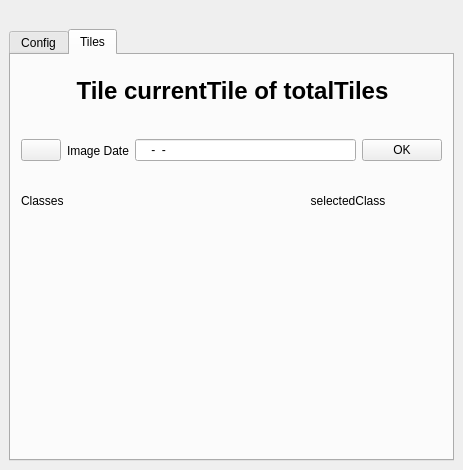
This is global_inspection_dockwidget_base.ui in lapig-ufg/qgis-fgi-plugin as Qt 5 draws it before an edit. The edited form follows.
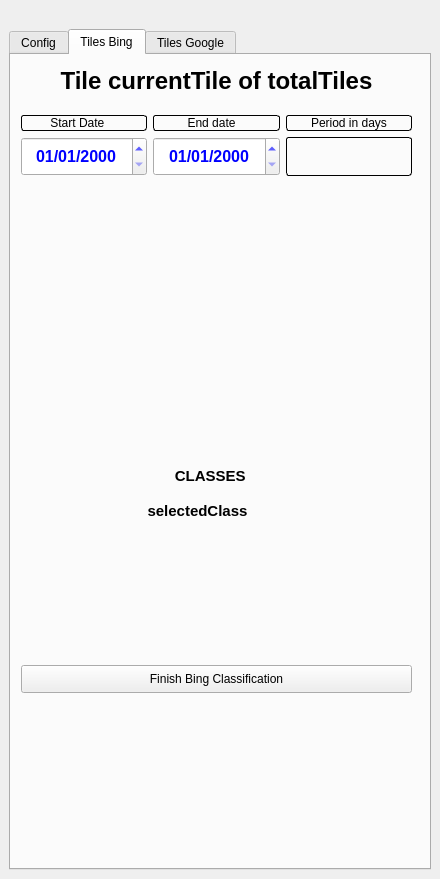
This is the edited form. The open tabs and pages were chosen to show the change.

```diff
--- a/global_inspection_dockwidget_base.ui
+++ b/global_inspection_dockwidget_base.ui
@@ -6,21 +6,15 @@
    <rect>
     <x>0</x>
     <y>0</y>
-    <width>463</width>
-    <height>470</height>
-   </rect>
-  </property>
-  <property name="sizePolicy">
-   <sizepolicy hsizetype="Minimum" vsizetype="Preferred">
-    <horstretch>0</horstretch>
-    <verstretch>0</verstretch>
-   </sizepolicy>
-  </property>
-  <property name="minimumSize">
-   <size>
     <width>440</width>
-    <height>195</height>
-   </size>
+    <height>879</height>
+   </rect>
+  </property>
+  <property name="sizePolicy">
+   <sizepolicy hsizetype="Preferred" vsizetype="Preferred">
+    <horstretch>0</horstretch>
+    <verstretch>0</verstretch>
+   </sizepolicy>
   </property>
   <property name="maximumSize">
    <size>
@@ -35,6 +29,12 @@
    <string>INSPECTION TILES</string>
   </property>
   <widget class="QWidget" name="dockWidgetContents">
+   <property name="minimumSize">
+    <size>
+     <width>400</width>
+     <height>0</height>
+    </size>
+   </property>
    <layout class="QVBoxLayout" name="verticalLayout">
     <item>
      <widget class="QLabel" name="logo">
@@ -53,6 +53,8 @@
      </widget>
     </item>
     <item>
+     <layout class="QGridLayout" name="gridLayout_2">
+      <item row="0" column="0">
      <widget class="QTabWidget" name="tabWidget">
       <property name="sizePolicy">
        <sizepolicy hsizetype="Preferred" vsizetype="Preferred">
@@ -60,12 +62,6 @@
         <verstretch>0</verstretch>
        </sizepolicy>
       </property>
-      <property name="minimumSize">
-       <size>
-        <width>200</width>
-        <height>0</height>
-       </size>
-      </property>
       <property name="maximumSize">
        <size>
         <width>1777220</width>
@@ -264,51 +260,20 @@
       </widget>
       <widget class="QWidget" name="tabTiles">
        <attribute name="title">
-        <string>Tiles</string>
-       </attribute>
-       <widget class="QWidget" name="layoutWidget">
+          <string>Tiles Bing</string>
+         </attribute>
+         <widget class="QWidget" name="layoutWidget_4">
         <property name="geometry">
          <rect>
-          <x>11</x>
+            <x>10</x>
           <y>10</y>
-          <width>421</width>
-          <height>51</height>
+            <width>391</width>
+            <height>31</height>
          </rect>
         </property>
         <layout class="QHBoxLayout" name="layoutTilesControl">
          <item>
-          <widget class="QPushButton" name="btnBack">
-           <property name="sizePolicy">
-            <sizepolicy hsizetype="Fixed" vsizetype="MinimumExpanding">
-             <horstretch>0</horstretch>
-             <verstretch>7</verstretch>
-            </sizepolicy>
-           </property>
-           <property name="minimumSize">
-            <size>
-             <width>0</width>
-             <height>15</height>
-            </size>
-           </property>
-           <property name="cursor">
-            <cursorShape>PointingHandCursor</cursorShape>
-           </property>
-           <property name="styleSheet">
-            <string notr="true">border-radius: 20px</string>
-           </property>
-           <property name="text">
-            <string/>
-           </property>
-           <property name="iconSize">
-            <size>
-             <width>30</width>
-             <height>30</height>
-            </size>
-           </property>
-          </widget>
-         </item>
-         <item>
-          <widget class="QLabel" name="tileInfo">
+            <widget class="QLabel" name="tileInfoBing">
            <property name="font">
             <font>
              <pointsize>18</pointsize>
@@ -325,50 +290,25 @@
            </property>
           </widget>
          </item>
-         <item>
-          <widget class="QPushButton" name="btnNext">
-           <property name="sizePolicy">
-            <sizepolicy hsizetype="Fixed" vsizetype="MinimumExpanding">
-             <horstretch>0</horstretch>
-             <verstretch>0</verstretch>
-            </sizepolicy>
-           </property>
-           <property name="cursor">
-            <cursorShape>PointingHandCursor</cursorShape>
-           </property>
-           <property name="styleSheet">
-            <string notr="true">border-radius: 20px</string>
-           </property>
-           <property name="text">
-            <string/>
-           </property>
-           <property name="iconSize">
-            <size>
-             <width>30</width>
-             <height>30</height>
-            </size>
-           </property>
-          </widget>
-         </item>
         </layout>
        </widget>
        <widget class="QWidget" name="verticalLayoutWidget">
         <property name="geometry">
          <rect>
           <x>10</x>
-          <y>170</y>
-          <width>421</width>
-          <height>170</height>
-         </rect>
-        </property>
-        <layout class="QVBoxLayout" name="layoutClasses"/>
-       </widget>
-       <widget class="QWidget" name="layoutWidget">
+            <y>470</y>
+            <width>391</width>
+            <height>131</height>
+           </rect>
+          </property>
+          <layout class="QVBoxLayout" name="layoutClassesBing"/>
+         </widget>
+         <widget class="QWidget" name="layoutWidget_5">
         <property name="geometry">
          <rect>
           <x>10</x>
-          <y>130</y>
-          <width>421</width>
+            <y>440</y>
+            <width>391</width>
           <height>31</height>
          </rect>
         </property>
@@ -381,37 +321,12 @@
              <verstretch>0</verstretch>
             </sizepolicy>
            </property>
-           <property name="text">
-            <string>Classes</string>
-           </property>
-          </widget>
-         </item>
-         <item>
-          <widget class="QPushButton" name="btnClearSelection">
-           <property name="sizePolicy">
-            <sizepolicy hsizetype="Fixed" vsizetype="Fixed">
-             <horstretch>0</horstretch>
-             <verstretch>0</verstretch>
-            </sizepolicy>
-           </property>
-           <property name="cursor">
-            <cursorShape>PointingHandCursor</cursorShape>
-           </property>
-           <property name="styleSheet">
-            <string notr="true">border-radius: 10px</string>
-           </property>
-           <property name="text">
-            <string/>
-           </property>
-          </widget>
-         </item>
-         <item>
-          <widget class="QLabel" name="selectedClass">
-           <property name="sizePolicy">
-            <sizepolicy hsizetype="Minimum" vsizetype="Minimum">
-             <horstretch>0</horstretch>
-             <verstretch>0</verstretch>
-            </sizepolicy>
+             <property name="font">
+              <font>
+               <pointsize>11</pointsize>
+               <weight>75</weight>
+               <bold>true</bold>
+              </font>
            </property>
            <property name="text">
             <string>selectedClass</string>
@@ -421,50 +336,465 @@
            </property>
           </widget>
          </item>
-        </layout>
-       </widget>
-       <widget class="QWidget" name="layoutWidget">
+           <item>
+            <widget class="QPushButton" name="btnClearSelectionBing">
+             <property name="sizePolicy">
+              <sizepolicy hsizetype="Fixed" vsizetype="Fixed">
+               <horstretch>0</horstretch>
+               <verstretch>0</verstretch>
+              </sizepolicy>
+             </property>
+             <property name="cursor">
+              <cursorShape>PointingHandCursor</cursorShape>
+             </property>
+             <property name="styleSheet">
+              <string notr="true">border-radius: 10px</string>
+             </property>
+             <property name="text">
+              <string/>
+             </property>
+            </widget>
+           </item>
+          </layout>
+         </widget>
+         <widget class="QWidget" name="verticalLayoutWidget_3">
+          <property name="geometry">
+           <rect>
+            <x>10</x>
+            <y>137</y>
+            <width>391</width>
+            <height>258</height>
+           </rect>
+          </property>
+          <layout class="QVBoxLayout" name="verticalLayout_2">
+           <item>
+            <widget class="QLabel" name="thumBing">
+             <property name="minimumSize">
+              <size>
+               <width>256</width>
+               <height>256</height>
+              </size>
+             </property>
+             <property name="maximumSize">
+              <size>
+               <width>16777215</width>
+               <height>16777210</height>
+              </size>
+             </property>
+             <property name="text">
+              <string/>
+             </property>
+             <property name="alignment">
+              <set>Qt::AlignCenter</set>
+             </property>
+            </widget>
+           </item>
+          </layout>
+         </widget>
+         <widget class="QPushButton" name="btnFinishBing">
+          <property name="geometry">
+           <rect>
+            <x>10</x>
+            <y>610</y>
+            <width>391</width>
+            <height>28</height>
+           </rect>
+          </property>
+          <property name="text">
+           <string>Finish Bing Classification</string>
+          </property>
+         </widget>
+         <widget class="QWidget" name="gridLayoutWidget_2">
+          <property name="geometry">
+           <rect>
+            <x>10</x>
+            <y>60</y>
+            <width>391</width>
+            <height>61</height>
+           </rect>
+          </property>
+          <layout class="QGridLayout" name="gridLayout_8">
+           <item row="1" column="1">
+            <widget class="QDateTimeEdit" name="bingEndDate">
+             <property name="sizePolicy">
+              <sizepolicy hsizetype="Minimum" vsizetype="Expanding">
+               <horstretch>0</horstretch>
+               <verstretch>0</verstretch>
+              </sizepolicy>
+             </property>
+             <property name="font">
+              <font>
+               <pointsize>12</pointsize>
+               <weight>75</weight>
+               <bold>true</bold>
+              </font>
+             </property>
+             <property name="styleSheet">
+              <string notr="true">color: blue;</string>
+             </property>
+             <property name="alignment">
+              <set>Qt::AlignCenter</set>
+             </property>
+             <property name="displayFormat">
+              <string>dd/MM/yyyy</string>
+             </property>
+            </widget>
+           </item>
+           <item row="1" column="0">
+            <widget class="QDateTimeEdit" name="bingStartDate">
+             <property name="sizePolicy">
+              <sizepolicy hsizetype="Minimum" vsizetype="Expanding">
+               <horstretch>0</horstretch>
+               <verstretch>0</verstretch>
+              </sizepolicy>
+             </property>
+             <property name="font">
+              <font>
+               <pointsize>12</pointsize>
+               <weight>75</weight>
+               <bold>true</bold>
+              </font>
+             </property>
+             <property name="styleSheet">
+              <string notr="true">color: blue;</string>
+             </property>
+             <property name="alignment">
+              <set>Qt::AlignCenter</set>
+             </property>
+             <property name="displayFormat">
+              <string>dd/MM/yyyy</string>
+             </property>
+            </widget>
+           </item>
+           <item row="0" column="0">
+            <widget class="QLabel" name="labelImageDate_2">
+             <property name="sizePolicy">
+              <sizepolicy hsizetype="Minimum" vsizetype="Minimum">
+               <horstretch>0</horstretch>
+               <verstretch>0</verstretch>
+              </sizepolicy>
+             </property>
+             <property name="styleSheet">
+              <string notr="true">border: 1px solid black;
+border-radius: 3px</string>
+             </property>
+             <property name="text">
+              <string>Start Date    </string>
+             </property>
+             <property name="alignment">
+              <set>Qt::AlignCenter</set>
+             </property>
+            </widget>
+           </item>
+           <item row="0" column="1">
+            <widget class="QLabel" name="labelImageDate_3">
+             <property name="sizePolicy">
+              <sizepolicy hsizetype="Minimum" vsizetype="Minimum">
+               <horstretch>0</horstretch>
+               <verstretch>0</verstretch>
+              </sizepolicy>
+             </property>
+             <property name="styleSheet">
+              <string notr="true">border: 1px solid black;border-radius: 3px</string>
+             </property>
+             <property name="text">
+              <string>End date   </string>
+             </property>
+             <property name="alignment">
+              <set>Qt::AlignCenter</set>
+             </property>
+            </widget>
+           </item>
+           <item row="0" column="2">
+            <widget class="QLabel" name="labelImageDate_5">
+             <property name="sizePolicy">
+              <sizepolicy hsizetype="Minimum" vsizetype="Minimum">
+               <horstretch>0</horstretch>
+               <verstretch>0</verstretch>
+              </sizepolicy>
+             </property>
+             <property name="styleSheet">
+              <string notr="true">border: 1px solid black;border-radius: 3px</string>
+             </property>
+             <property name="text">
+              <string>Period in days</string>
+             </property>
+             <property name="alignment">
+              <set>Qt::AlignCenter</set>
+             </property>
+            </widget>
+           </item>
+           <item row="1" column="2">
+            <widget class="QLabel" name="bingPeriod">
+             <property name="sizePolicy">
+              <sizepolicy hsizetype="Minimum" vsizetype="Minimum">
+               <horstretch>0</horstretch>
+               <verstretch>0</verstretch>
+              </sizepolicy>
+             </property>
+             <property name="font">
+              <font>
+               <pointsize>14</pointsize>
+               <weight>75</weight>
+               <bold>true</bold>
+              </font>
+             </property>
+             <property name="styleSheet">
+              <string notr="true">border: 1px solid black;border-radius: 3px</string>
+             </property>
+             <property name="text">
+              <string/>
+             </property>
+             <property name="alignment">
+              <set>Qt::AlignCenter</set>
+             </property>
+            </widget>
+           </item>
+          </layout>
+         </widget>
+         <widget class="QWidget" name="horizontalLayoutWidget_2">
+          <property name="geometry">
+           <rect>
+            <x>10</x>
+            <y>410</y>
+            <width>391</width>
+            <height>21</height>
+           </rect>
+          </property>
+          <layout class="QHBoxLayout" name="horizontalLayout_8">
+           <item>
+            <widget class="QLabel" name="labelClassBing">
+             <property name="sizePolicy">
+              <sizepolicy hsizetype="Minimum" vsizetype="Minimum">
+               <horstretch>0</horstretch>
+               <verstretch>0</verstretch>
+              </sizepolicy>
+             </property>
+             <property name="font">
+              <font>
+               <pointsize>11</pointsize>
+               <weight>75</weight>
+               <bold>true</bold>
+              </font>
+             </property>
+             <property name="text">
+              <string>CLASSES   </string>
+             </property>
+             <property name="alignment">
+              <set>Qt::AlignCenter</set>
+             </property>
+            </widget>
+           </item>
+          </layout>
+         </widget>
+        </widget>
+        <widget class="QWidget" name="tabTilesGoogle">
+         <attribute name="title">
+          <string>Tiles Google</string>
+         </attribute>
+         <widget class="QWidget" name="layoutWidget_7">
+          <property name="geometry">
+           <rect>
+            <x>10</x>
+            <y>10</y>
+            <width>391</width>
+            <height>51</height>
+           </rect>
+          </property>
+          <layout class="QHBoxLayout" name="layoutTilesControl_2">
+           <item>
+            <widget class="QLabel" name="tileInfoGoogle">
+             <property name="font">
+              <font>
+               <pointsize>18</pointsize>
+               <weight>75</weight>
+               <italic>false</italic>
+               <bold>true</bold>
+              </font>
+             </property>
+             <property name="text">
+              <string>Tile currentTile of totalTiles</string>
+             </property>
+             <property name="alignment">
+              <set>Qt::AlignCenter</set>
+             </property>
+            </widget>
+           </item>
+           <item>
+            <widget class="QPushButton" name="btnNext">
+             <property name="sizePolicy">
+              <sizepolicy hsizetype="Fixed" vsizetype="MinimumExpanding">
+               <horstretch>0</horstretch>
+               <verstretch>0</verstretch>
+              </sizepolicy>
+             </property>
+             <property name="cursor">
+              <cursorShape>PointingHandCursor</cursorShape>
+             </property>
+             <property name="toolTip">
+              <string>Save grid with pixels</string>
+             </property>
+             <property name="styleSheet">
+              <string notr="true">border-radius: 20px</string>
+             </property>
+             <property name="text">
+              <string/>
+             </property>
+             <property name="iconSize">
+              <size>
+               <width>30</width>
+               <height>30</height>
+              </size>
+             </property>
+            </widget>
+           </item>
+          </layout>
+         </widget>
+         <widget class="QWidget" name="verticalLayoutWidget_2">
+          <property name="geometry">
+           <rect>
+            <x>10</x>
+            <y>510</y>
+            <width>391</width>
+            <height>221</height>
+           </rect>
+          </property>
+          <layout class="QVBoxLayout" name="layoutClassesGoogle"/>
+         </widget>
+         <widget class="QWidget" name="layoutWidget_8">
+          <property name="geometry">
+           <rect>
+            <x>10</x>
+            <y>480</y>
+            <width>391</width>
+            <height>31</height>
+           </rect>
+          </property>
+          <layout class="QHBoxLayout" name="horizontalLayout_6">
+           <item>
+            <widget class="QLabel" name="selectedClassGoogle">
+             <property name="sizePolicy">
+              <sizepolicy hsizetype="Minimum" vsizetype="Minimum">
+               <horstretch>0</horstretch>
+               <verstretch>0</verstretch>
+              </sizepolicy>
+             </property>
+             <property name="font">
+              <font>
+               <pointsize>11</pointsize>
+               <weight>75</weight>
+               <bold>true</bold>
+              </font>
+             </property>
+             <property name="text">
+              <string>Selected Class</string>
+             </property>
+             <property name="alignment">
+              <set>Qt::AlignCenter</set>
+             </property>
+            </widget>
+           </item>
+           <item>
+            <widget class="QPushButton" name="btnClearSelectionGoogle">
+             <property name="sizePolicy">
+              <sizepolicy hsizetype="Fixed" vsizetype="Fixed">
+               <horstretch>0</horstretch>
+               <verstretch>0</verstretch>
+              </sizepolicy>
+             </property>
+             <property name="cursor">
+              <cursorShape>PointingHandCursor</cursorShape>
+             </property>
+             <property name="styleSheet">
+              <string notr="true">border-radius: 10px</string>
+             </property>
+             <property name="text">
+              <string/>
+             </property>
+            </widget>
+           </item>
+          </layout>
+         </widget>
+         <widget class="QWidget" name="layoutWidget_9">
         <property name="geometry">
          <rect>
           <x>10</x>
           <y>80</y>
-          <width>421</width>
-          <height>31</height>
+            <width>391</width>
+            <height>34</height>
          </rect>
         </property>
         <layout class="QHBoxLayout" name="horizontalLayout_2">
          <item>
           <widget class="QPushButton" name="btnPointDate">
+             <property name="sizePolicy">
+              <sizepolicy hsizetype="Fixed" vsizetype="Expanding">
+               <horstretch>0</horstretch>
+               <verstretch>0</verstretch>
+              </sizepolicy>
+             </property>
            <property name="cursor">
             <cursorShape>PointingHandCursor</cursorShape>
            </property>
+             <property name="toolTip">
+              <string>Capture point to search on Google Earth</string>
+             </property>
+             <property name="styleSheet">
+              <string notr="true"/>
+             </property>
            <property name="text">
             <string/>
            </property>
           </widget>
          </item>
          <item>
-          <widget class="QLabel" name="labelImageDate">
+            <layout class="QGridLayout" name="gridLayout">
+             <item row="0" column="1">
+              <widget class="QDateTimeEdit" name="imageDate">
            <property name="sizePolicy">
-            <sizepolicy hsizetype="Minimum" vsizetype="Minimum">
+                <sizepolicy hsizetype="Minimum" vsizetype="Expanding">
              <horstretch>0</horstretch>
              <verstretch>0</verstretch>
             </sizepolicy>
            </property>
-           <property name="text">
-            <string>Image Date</string>
+               <property name="font">
+                <font>
+                 <pointsize>12</pointsize>
+                 <weight>75</weight>
+                 <bold>true</bold>
+                </font>
+               </property>
+               <property name="styleSheet">
+                <string notr="true">color: blue;</string>
+               </property>
+               <property name="alignment">
+                <set>Qt::AlignCenter</set>
+               </property>
+               <property name="minimumDate">
+                <date>
+                 <year>1985</year>
+                 <month>1</month>
+                 <day>1</day>
+                </date>
+               </property>
+               <property name="displayFormat">
+                <string>dd/MM/yyyy</string>
+               </property>
+               <property name="calendarPopup">
+                <bool>true</bool>
            </property>
           </widget>
          </item>
-         <item>
-          <widget class="QLineEdit" name="imageDate">
-           <property name="inputMask">
-            <string>9999-99-99</string>
-           </property>
-          </widget>
+            </layout>
          </item>
          <item>
           <widget class="QPushButton" name="btnLoadClasses">
+             <property name="sizePolicy">
+              <sizepolicy hsizetype="Fixed" vsizetype="Expanding">
+               <horstretch>0</horstretch>
+               <verstretch>0</verstretch>
+              </sizepolicy>
+             </property>
            <property name="text">
             <string>OK</string>
            </property>
@@ -472,8 +802,144 @@
          </item>
         </layout>
        </widget>
-      </widget>
-     </widget>
+         <widget class="QWidget" name="gridLayoutWidget">
+          <property name="geometry">
+           <rect>
+            <x>10</x>
+            <y>120</y>
+            <width>391</width>
+            <height>40</height>
+           </rect>
+          </property>
+          <layout class="QGridLayout" name="gridLayout_5">
+           <item row="0" column="1">
+            <widget class="QCheckBox" name="sameImage">
+             <property name="text">
+              <string>Same image as Bing?</string>
+             </property>
+            </widget>
+           </item>
+           <item row="0" column="2">
+            <widget class="QPushButton" name="importBingClassification">
+             <property name="text">
+              <string>Import Bing Classification </string>
+             </property>
+            </widget>
+           </item>
+          </layout>
+         </widget>
+         <widget class="QLabel" name="labelImageDate">
+          <property name="geometry">
+           <rect>
+            <x>80</x>
+            <y>60</y>
+            <width>211</width>
+            <height>20</height>
+           </rect>
+          </property>
+          <property name="sizePolicy">
+           <sizepolicy hsizetype="Minimum" vsizetype="Minimum">
+            <horstretch>0</horstretch>
+            <verstretch>0</verstretch>
+           </sizepolicy>
+          </property>
+          <property name="text">
+           <string>IMAGE DATE    </string>
+          </property>
+          <property name="alignment">
+           <set>Qt::AlignCenter</set>
+          </property>
+         </widget>
+         <widget class="QWidget" name="horizontalLayoutWidget">
+          <property name="geometry">
+           <rect>
+            <x>10</x>
+            <y>460</y>
+            <width>391</width>
+            <height>21</height>
+           </rect>
+          </property>
+          <layout class="QHBoxLayout" name="horizontalLayout_7">
+           <item>
+            <widget class="QLabel" name="labelClassGoogle">
+             <property name="sizePolicy">
+              <sizepolicy hsizetype="Minimum" vsizetype="Minimum">
+               <horstretch>0</horstretch>
+               <verstretch>0</verstretch>
+              </sizepolicy>
+             </property>
+             <property name="font">
+              <font>
+               <pointsize>11</pointsize>
+               <weight>75</weight>
+               <bold>true</bold>
+              </font>
+             </property>
+             <property name="text">
+              <string>CLASSES        </string>
+             </property>
+             <property name="alignment">
+              <set>Qt::AlignCenter</set>
+             </property>
+            </widget>
+           </item>
+          </layout>
+         </widget>
+         <widget class="QWidget" name="verticalLayoutWidget_4">
+          <property name="geometry">
+           <rect>
+            <x>80</x>
+            <y>170</y>
+            <width>258</width>
+            <height>281</height>
+           </rect>
+          </property>
+          <layout class="QVBoxLayout" name="verticalLayout_3">
+           <item>
+            <widget class="QLabel" name="label">
+             <property name="font">
+              <font>
+               <pointsize>11</pointsize>
+               <weight>75</weight>
+               <bold>true</bold>
+              </font>
+             </property>
+             <property name="text">
+              <string>Bing Image</string>
+             </property>
+             <property name="alignment">
+              <set>Qt::AlignCenter</set>
+             </property>
+            </widget>
+           </item>
+           <item>
+            <widget class="QLabel" name="thumGoogle">
+             <property name="minimumSize">
+              <size>
+               <width>256</width>
+               <height>256</height>
+              </size>
+             </property>
+             <property name="maximumSize">
+              <size>
+               <width>16777215</width>
+               <height>16777210</height>
+              </size>
+             </property>
+             <property name="text">
+              <string/>
+             </property>
+             <property name="alignment">
+              <set>Qt::AlignCenter</set>
+             </property>
+            </widget>
+           </item>
+          </layout>
+         </widget>
+        </widget>
+       </widget>
+      </item>
+     </layout>
     </item>
    </layout>
   </widget>
```
Left out of the diff: 53 changed lines with no effect on the pictures. Lines whose indentation alone changed are shown as unchanged.
